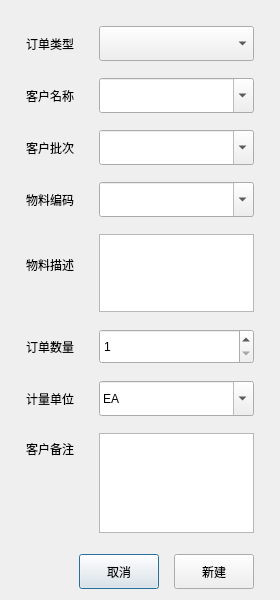
superp2017/NTERP, file Qt/ERP/dialogneworder.ui: the form before one commit.
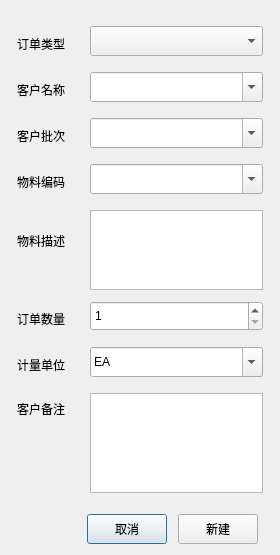
The form after the commit.

```diff
--- a/Qt/ERP/dialogneworder.ui
+++ b/Qt/ERP/dialogneworder.ui
@@ -7,13 +7,13 @@
     <x>0</x>
     <y>0</y>
     <width>280</width>
-    <height>600</height>
+    <height>555</height>
    </rect>
   </property>
   <property name="minimumSize">
    <size>
     <width>280</width>
-    <height>600</height>
+    <height>555</height>
    </size>
   </property>
   <property name="maximumSize">
@@ -26,22 +26,31 @@
    <string>新建订单</string>
   </property>
   <layout class="QVBoxLayout" name="verticalLayout">
+   <property name="leftMargin">
+    <number>11</number>
+   </property>
+   <property name="topMargin">
+    <number>11</number>
+   </property>
+   <property name="rightMargin">
+    <number>11</number>
+   </property>
    <item>
     <layout class="QFormLayout" name="formLayout">
      <property name="horizontalSpacing">
       <number>25</number>
      </property>
      <property name="verticalSpacing">
-      <number>17</number>
+      <number>11</number>
      </property>
      <property name="leftMargin">
-      <number>15</number>
+      <number>6</number>
      </property>
      <property name="topMargin">
       <number>15</number>
      </property>
      <property name="rightMargin">
-      <number>15</number>
+      <number>6</number>
      </property>
      <property name="bottomMargin">
       <number>15</number>
@@ -67,7 +76,7 @@
        <property name="minimumSize">
         <size>
          <width>0</width>
-         <height>35</height>
+         <height>30</height>
         </size>
        </property>
       </widget>
@@ -93,7 +102,7 @@
        <property name="minimumSize">
         <size>
          <width>0</width>
-         <height>35</height>
+         <height>30</height>
         </size>
        </property>
        <property name="editable">
@@ -122,7 +131,7 @@
        <property name="minimumSize">
         <size>
          <width>0</width>
-         <height>35</height>
+         <height>30</height>
         </size>
        </property>
        <property name="editable">
@@ -151,7 +160,7 @@
        <property name="minimumSize">
         <size>
          <width>0</width>
-         <height>35</height>
+         <height>30</height>
         </size>
        </property>
        <property name="editable">
@@ -196,7 +205,7 @@
        <property name="minimumSize">
         <size>
          <width>0</width>
-         <height>35</height>
+         <height>30</height>
         </size>
        </property>
        <property name="minimum">
@@ -228,7 +237,7 @@
        <property name="minimumSize">
         <size>
          <width>0</width>
-         <height>35</height>
+         <height>30</height>
         </size>
        </property>
        <property name="editable">
@@ -277,13 +286,13 @@
    <item>
     <layout class="QHBoxLayout" name="horizontalLayout">
      <property name="spacing">
-      <number>15</number>
+      <number>11</number>
      </property>
      <property name="leftMargin">
       <number>30</number>
      </property>
      <property name="rightMargin">
-      <number>15</number>
+      <number>11</number>
      </property>
      <item>
       <spacer name="horizontalSpacer">
@@ -303,7 +312,7 @@
        <property name="minimumSize">
         <size>
          <width>0</width>
-         <height>35</height>
+         <height>30</height>
         </size>
        </property>
        <property name="text">
@@ -316,7 +325,7 @@
        <property name="minimumSize">
         <size>
          <width>0</width>
-         <height>35</height>
+         <height>30</height>
         </size>
        </property>
        <property name="text">
```
